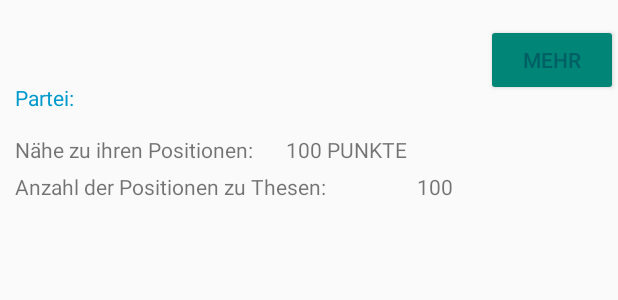
After one commit to egette/EISWS1617SchulzGette, an Android app: the layout row_item_kandidat_ergebnis.xml on its own in the app's theme, with its tools: preview values and no code run, on a phone screen of 412 x 824 dp. The commit adds this screen. Shown: the top 300 px of the screen. Run offline under Robolectric (Android 15) with nearby library versions, the phone set to English and light mode, and no system bars.

Commit message:
Matching überarbeitet
Nach dem Matching werden nun die Kandidaten sortiert angezeigt, mit
ihrer Punkt Zahl und der Anzahl der Thesen, zu dennen Sie sich
positioniert haben

```diff
--- /dev/null
+++ b/MS1/Thes-O-Naise/app/src/main/res/layout/row_item_kandidat_ergebnis.xml
@@ -0,0 +1,104 @@
+<?xml version="1.0" encoding="utf-8"?>
+<RelativeLayout xmlns:android="http://schemas.android.com/apk/res/android"
+    android:layout_width="match_parent"
+    android:layout_height="wrap_content"
+    android:orientation="vertical"
+    android:paddingLeft="10dp">
+
+    <RelativeLayout
+        android:layout_width="match_parent"
+        android:layout_height="wrap_content"
+        android:id="@+id/ergebnisobererteil">
+        <RelativeLayout
+            android:layout_width="wrap_content"
+            android:layout_height="wrap_content"
+            android:id="@+id/kandidateninfo">
+
+            <TextView
+                android:id="@+id/vornamekandidatergebnis"
+                android:layout_width="wrap_content"
+                android:layout_height="wrap_content"
+                android:layout_alignParentTop="true"
+                android:layout_alignBaseline="@+id/nachnamekandidatergebnis"
+                android:textColor="@android:color/black" />
+            <TextView
+                android:id="@+id/nachnamekandidatergebnis"
+                android:layout_width="wrap_content"
+                android:layout_height="wrap_content"
+                android:layout_toEndOf="@+id/vornamekandidatergebnis"
+                android:layout_toRightOf="@+id/vornamekandidatergebnis"
+                android:textColor="@android:color/black"
+                android:padding="15dp"/>
+            <TextView
+                android:id="@+id/parteiergebnis"
+                android:layout_width="wrap_content"
+                android:layout_height="wrap_content"
+                android:text="Partei: "
+                android:layout_alignBaseline="@+id/parteikandidatergebnis"
+                android:layout_below="@+id/nachnamekandidatergebnis"
+                android:textColor="@android:color/holo_blue_dark"/>
+            <TextView
+                android:id="@+id/parteikandidatergebnis"
+                android:layout_width="wrap_content"
+                android:layout_height="wrap_content"
+                android:layout_below="@+id/nachnamekandidatergebnis"
+                android:layout_toRightOf="@+id/parteiergebnis"
+                android:layout_toEndOf="@+id/parteiergebnis"
+                android:textColor="@android:color/black"
+                android:padding="5dp"/>
+
+        </RelativeLayout>
+
+        <Button
+            android:text="Mehr"
+            android:layout_width="wrap_content"
+            android:layout_height="wrap_content"
+            android:layout_alignParentEnd="true"
+            android:layout_alignParentRight="true"
+            android:layout_centerVertical="true"
+            android:id="@+id/einkandidatbutton"
+            android:textColor="@color/colorPrimaryDark"
+            style="@style/Widget.AppCompat.Button.Colored"/>
+    </RelativeLayout>
+    <RelativeLayout
+        android:layout_width="match_parent"
+        android:layout_height="wrap_content"
+        android:layout_below="@id/ergebnisobererteil"
+        android:layout_marginTop="10dp">
+        <TextView
+            android:layout_width="wrap_content"
+            android:layout_height="wrap_content"
+            android:id="@+id/nahetext"
+            android:text="Nähe zu ihren Positionen:"/>
+        <TextView
+            android:layout_width="wrap_content"
+            android:layout_height="wrap_content"
+            android:text="100 PUNKTE"
+            android:id="@+id/score"
+            android:layout_alignParentTop="true"
+            android:layout_toRightOf="@+id/nahetext"
+            android:layout_toEndOf="@+id/nahetext"
+            android:layout_marginLeft="22dp"
+            android:layout_marginStart="22dp" />
+        <LinearLayout
+            android:layout_width="match_parent"
+            android:layout_height="wrap_content"
+            android:orientation="horizontal"
+            android:layout_below="@+id/nahetext"
+            android:layout_marginTop="5dp">
+            <TextView
+                android:layout_width="0dp"
+                android:layout_weight="1"
+                android:layout_height="wrap_content"
+                android:id="@+id/anzahlpostiontxt"
+                android:text="Anzahl der Positionen zu Thesen:"/>
+            <TextView
+                android:layout_width="0dp"
+                android:layout_weight="0.5"
+                android:layout_height="wrap_content"
+                android:text="100"
+                android:id="@+id/anzahlpositionen"/>
+        </LinearLayout>
+
+    </RelativeLayout>
+    </RelativeLayout>
```
Also changed, not shown: MS1/Thes-O-Naise/app/src/main/java/de/schulzgette/thes_o_naise/KandidatenFragment.java (+55 -3 lines), MS1/Thes-O-Naise/app/src/main/java/de/schulzgette/thes_o_naise/MatchingFragment.java (+12 -0 lines), MS1/Thes-O-Naise/app/src/main/java/de/schulzgette/thes_o_naise/Models/KandidatenModel.java (+26 -1 lines), MS1/Thes-O-Naise/app/src/main/java/de/schulzgette/thes_o_naise/adapter/KandidatenErgebnisListAdapter.java (added, +123 -0 lines), MS1/Thes-O-Naise/app/src/main/java/de/schulzgette/thes_o_naise/database/Database.java (+59 -0 lines), MS1/Thes-O-Naise/app/src/main/res/layout/fragment_kandidaten_ergebnis.xml (added, +45 -0 lines), MS1/Thes-O-Naise/app/src/main/res/values/strings.xml (+8 -0 lines), 1 other file.
